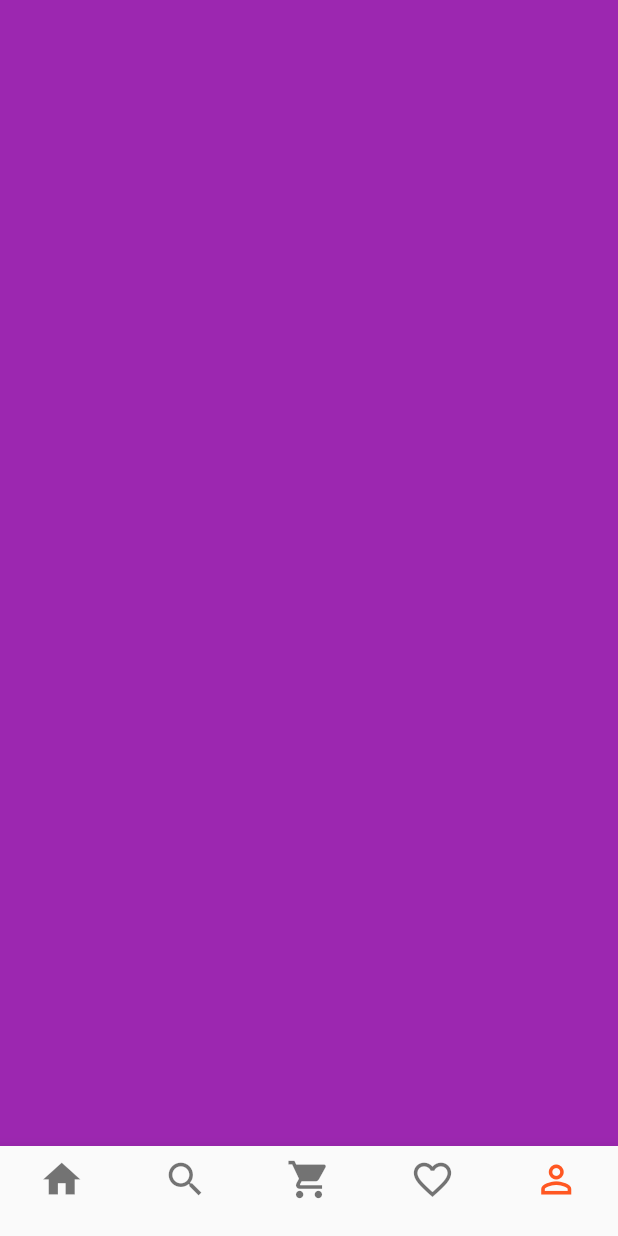
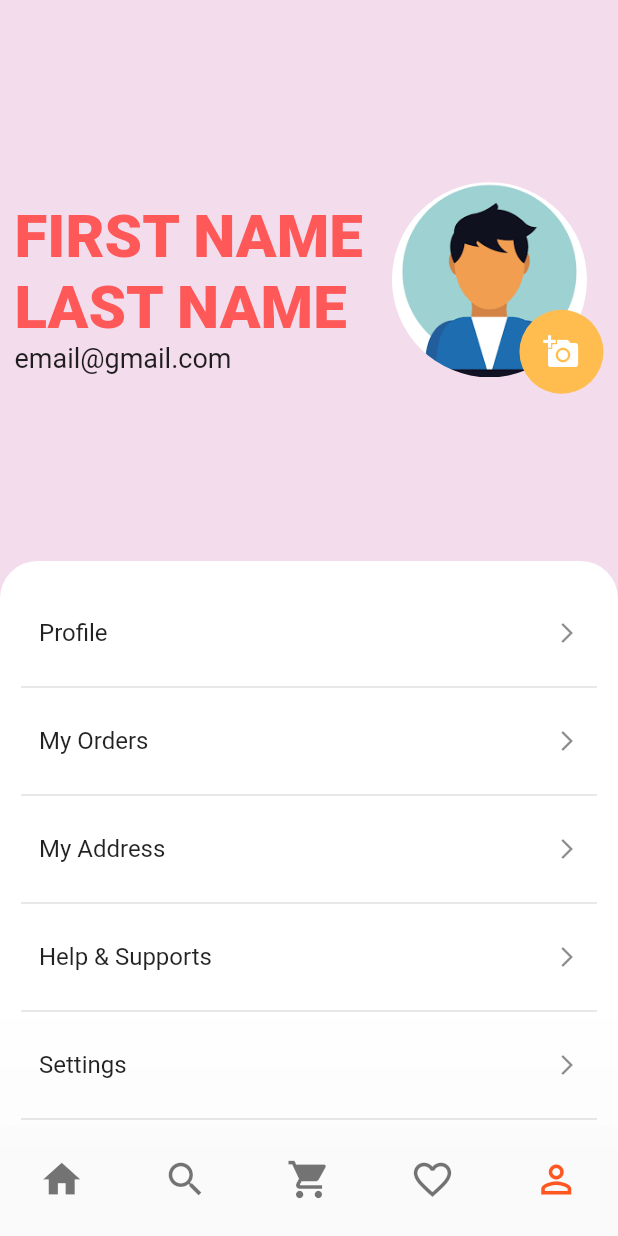
Before and after one commit to DB-25/qirana_app_B2C, a Flutter app: the screen it shows after launch, item 5 of the bottom bar chosen, on a phone screen of 412 x 824 dp. Run offline on Flutter 3.47's test engine with Material 2 defaults, Android fonts, the phone set to English and light mode, and no system bars; our stand-ins replace image_picker.

Commit message:
added profile screen and a way to add profile image

```diff
--- a/lib/screens/home_screen.dart
+++ b/lib/screens/home_screen.dart
@@ -109,6 +109,7 @@ class _HomeScreenState extends State<HomeScreen> {
         ),
       ),
       bottomNavigationBar: BottomNavigationBar(
+        elevation: 200,
         type: BottomNavigationBarType.fixed,
         items: const <BottomNavigationBarItem>[
           BottomNavigationBarItem(
--- a/lib/screens/profile_page.dart
+++ b/lib/screens/profile_page.dart
@@ -1,4 +1,8 @@
+import 'dart:io';
+import 'package:flutter/cupertino.dart';
 import 'package:flutter/material.dart';
+import 'package:image_picker/image_picker.dart';
+import 'package:path/path.dart';
 
 class Profile extends StatefulWidget {
   @override
@@ -6,10 +10,183 @@ class Profile extends StatefulWidget {
 }
 
 class _ProfileState extends State<Profile> {
+  File _image;
+  final picker = ImagePicker();
+
+  Future getImage() async {
+    final pickedFile = await picker.getImage(source: ImageSource.camera);
+    setState(() {
+      _image = File(pickedFile.path);
+    });
+  }
+
   @override
   Widget build(BuildContext context) {
     return Container(
-      color: Colors.purple,
+      color: Color(0xffF3DCEC),
+      child: SafeArea(
+        child: Column(
+          mainAxisAlignment: MainAxisAlignment.spaceBetween,
+          children: <Widget>[
+            SizedBox(
+              height: 10,
+            ),
+            Row(
+              mainAxisAlignment: MainAxisAlignment.spaceAround,
+              children: <Widget>[
+                Column(
+                  crossAxisAlignment: CrossAxisAlignment.start,
+                  children: <Widget>[
+                    Text(
+                      'FIRST NAME',
+                      style: TextStyle(
+                        fontSize: 40,
+                        fontWeight: FontWeight.w900,
+                        color: Color(0xffFF5858),
+                      ),
+                    ),
+                    Text(
+                      'LAST NAME',
+                      style: TextStyle(
+                        fontSize: 40,
+                        fontWeight: FontWeight.w900,
+                        color: Color(0xffFF5858),
+                      ),
+                    ),
+                    Text(
+                      'email@gmail.com',
+                      style: TextStyle(fontSize: 18),
+                    )
+                  ],
+                ),
+                Stack(
+                  children: <Widget>[
+                    ClipOval(
+                      child: (_image == null)
+                          ? Image.asset(
+                              'assets/download.png',
+                              height: 130,
+                              width: 130,
+                              fit: BoxFit.cover,
+                            )
+                          : Image.file(
+                              _image,
+                              height: 130,
+                              width: 130,
+                              fit: BoxFit.cover,
+                            ),
+                    ),
+                    Padding(
+                      padding: const EdgeInsets.only(top: 85.0, left: 85),
+                      child: FloatingActionButton(
+                        elevation: 0,
+                        backgroundColor: Color(0xffFfbd50),
+                        onPressed: getImage,
+                        tooltip: 'Pick Image',
+                        child: Icon(Icons.add_a_photo),
+                      ),
+                    ),
+                  ],
+                ),
+              ],
+            ),
+            Container(
+              width: double.infinity,
+              decoration: BoxDecoration(
+                color: Colors.white,
+                borderRadius: BorderRadius.only(
+                  topLeft: Radius.circular(25),
+                  topRight: Radius.circular(25),
+                ),
+              ),
+              child: ListView(
+                padding: EdgeInsets.all(10),
+                shrinkWrap: true,
+                children: <Widget>[
+                  Padding(
+                    padding: const EdgeInsets.only(top: 10.0),
+                    child: ListTile(
+                      title: Text("Profile"),
+                      trailing: Icon(
+                        Icons.arrow_forward_ios,
+                        size: 16,
+                      ),
+                    ),
+                  ),
+                  Padding(
+                    padding: const EdgeInsets.symmetric(
+                      horizontal: 4.0,
+                    ),
+                    child: Divider(
+                      thickness: 1,
+                    ),
+                  ),
+                  ListTile(
+                    title: Text("My Orders"),
+                    trailing: Icon(
+                      Icons.arrow_forward_ios,
+                      size: 16,
+                    ),
+                  ),
+                  Padding(
+                    padding: const EdgeInsets.symmetric(
+                      horizontal: 4.0,
+                    ),
+                    child: Divider(
+                      thickness: 1,
+                    ),
+                  ),
+                  ListTile(
+                    title: Text("My Address"),
+                    trailing: Icon(
+                      Icons.arrow_forward_ios,
+                      size: 16,
+                    ),
+                  ),
+                  Padding(
+                    padding: const EdgeInsets.symmetric(
+                      horizontal: 4.0,
+                    ),
+                    child: Divider(
+                      thickness: 1,
+                    ),
+                  ),
+                  ListTile(
+                    title: Text("Help & Supports"),
+                    trailing: Icon(
+                      Icons.arrow_forward_ios,
+                      size: 16,
+                    ),
+                  ),
+                  Padding(
+                    padding: const EdgeInsets.symmetric(
+                      horizontal: 4.0,
+                    ),
+                    child: Divider(
+                      thickness: 1,
+                    ),
+                  ),
+                  ListTile(
+                    title: Text("Settings"),
+                    trailing: Icon(
+                      Icons.arrow_forward_ios,
+                      size: 16,
+                    ),
+                  ),
+                  Padding(
+                    padding: const EdgeInsets.symmetric(
+                      horizontal: 4.0,
+                    ),
+                    child: Divider(
+                      thickness: 1,
+                    ),
+                  ),
+                ],
+              ),
+            ),
+          ],
+        ),
+      ),
     );
   }
 }
```
Also changed, not shown: pubspec.yaml (+4 -6 lines), assets/download.png (added), pubspec.lock, 1 other file.
